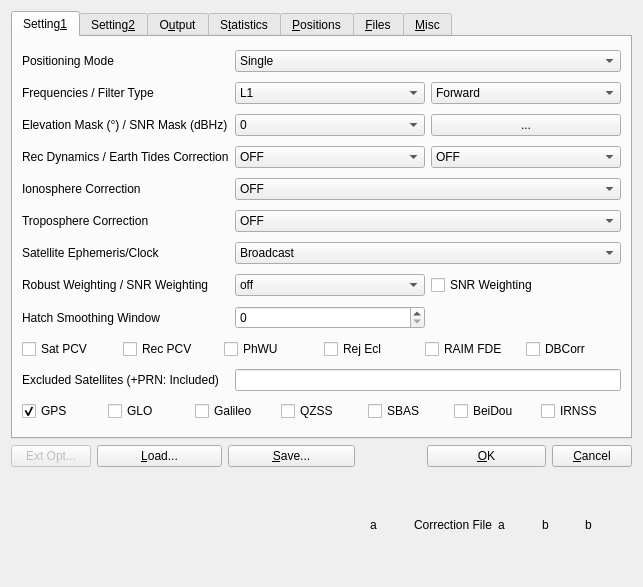
Before: the Qt Designer form RTKLIB-2.4.3-b34/RTKLIB-2.4.3-b34/app/qtapp/rtkpost_qt/postopt.ui in aierkuite/weixing_youhua, drawn with Qt 5.
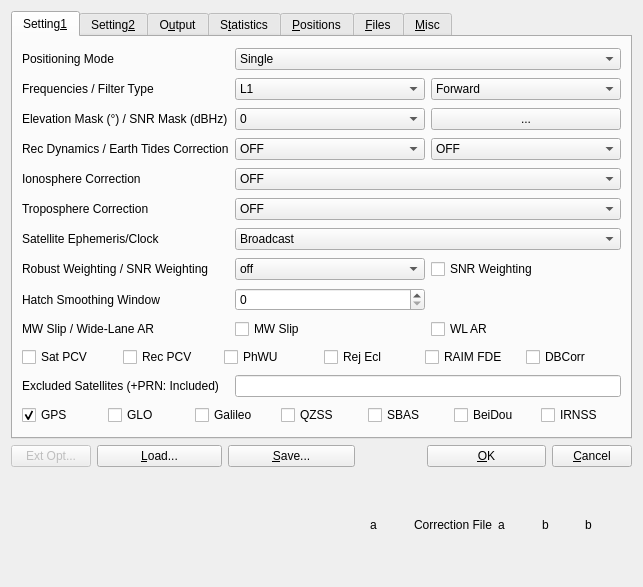
After: the same form once the commit is applied. Icons and pictures are not drawn.

What changed in the file:
```diff
--- a/RTKLIB-2.4.3-b34/RTKLIB-2.4.3-b34/app/qtapp/rtkpost_qt/postopt.ui
+++ b/RTKLIB-2.4.3-b34/RTKLIB-2.4.3-b34/app/qtapp/rtkpost_qt/postopt.ui
@@ -846,6 +846,45 @@
          </property>
         </widget>
        </item>
+       <item row="10" column="0">
+        <widget class="QLabel" name="LabelWideLane">
+         <property name="enabled">
+          <bool>true</bool>
+         </property>
+         <property name="toolTip">
+          <string/>
+         </property>
+         <property name="text">
+          <string>MW Slip / Wide-Lane AR</string>
+         </property>
+        </widget>
+       </item>
+       <item row="10" column="1">
+        <widget class="QCheckBox" name="SlipMw">
+         <property name="toolTip">
+          <string>Melbourne-Wubbena cycle-slip detection</string>
+         </property>
+         <property name="text">
+          <string>MW Slip</string>
+         </property>
+         <property name="checked">
+          <bool>false</bool>
+         </property>
+        </widget>
+       </item>
+       <item row="10" column="2">
+        <widget class="QCheckBox" name="ArWl">
+         <property name="toolTip">
+          <string>Wide-lane assisted ambiguity resolution</string>
+         </property>
+         <property name="text">
+          <string>WL AR</string>
+         </property>
+         <property name="checked">
+          <bool>false</bool>
+         </property>
+        </widget>
+       </item>
        <item row="12" column="0">
         <widget class="QLabel" name="Label35">
          <property name="enabled">
```
